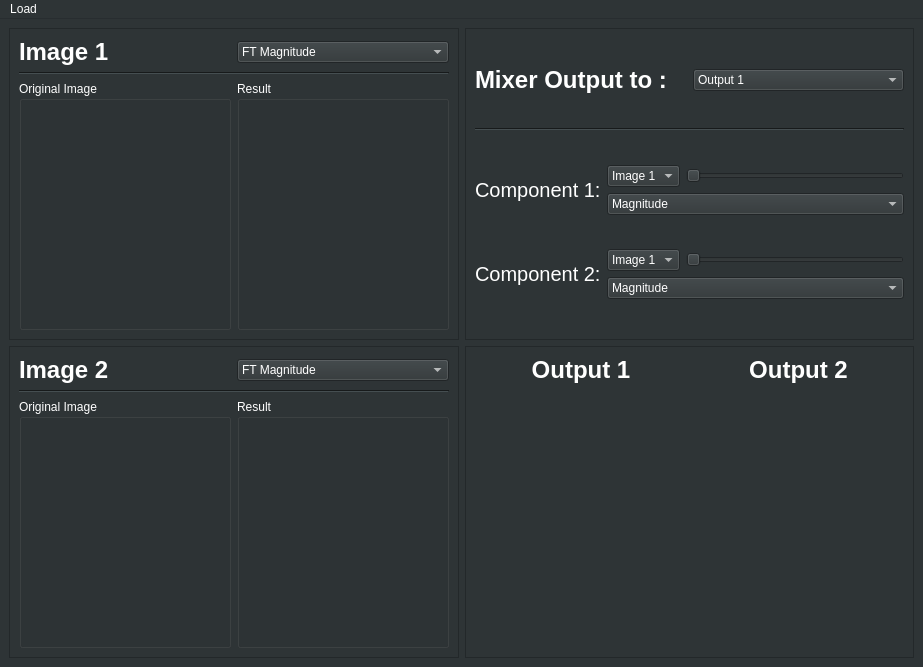
This is imageMixer.ui in AMahdy98/ImageMixerPYQT as Qt 5 draws it before an edit. The edited form follows.
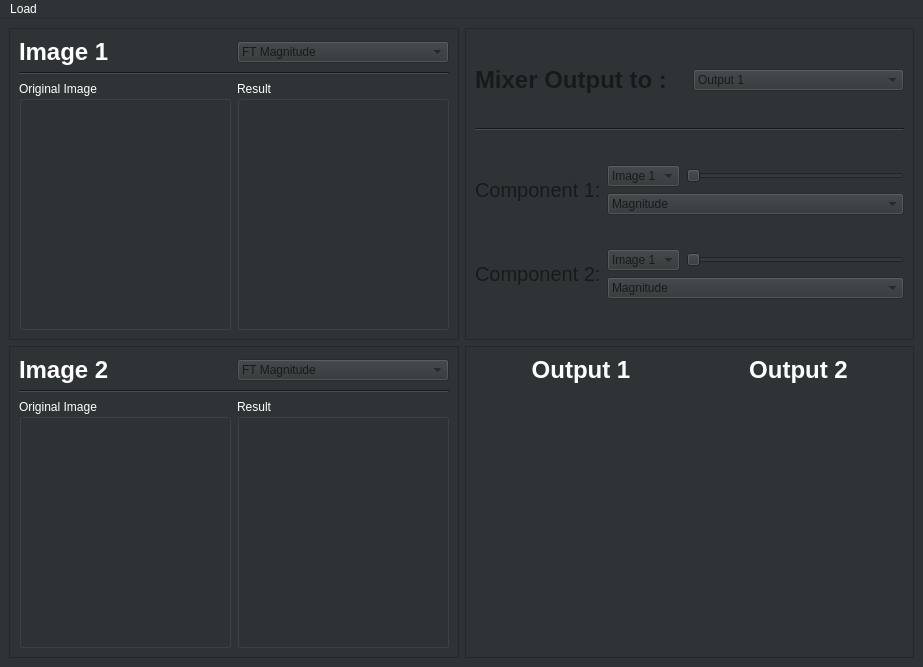
This is the edited form. Custom widgets are drawn as their Qt base class.

Commit message: Show component of image

Patch:
```diff
--- a/imageMixer.ui
+++ b/imageMixer.ui
@@ -475,6 +475,9 @@
          </item>
          <item>
           <widget class="QComboBox" name="img1ComboBox">
+           <property name="enabled">
+            <bool>false</bool>
+           </property>
            <item>
             <property name="text">
              <string>FT Magnitude</string>
@@ -524,7 +527,7 @@
            </property>
            <layout class="QHBoxLayout" name="horizontalLayout_5">
             <item>
-             <widget class="ImageView" name="img1Component" native="true">
+             <widget class="ImageView" name="img1Original" native="true">
               <property name="sizePolicy">
                <sizepolicy hsizetype="Preferred" vsizetype="Preferred">
                 <horstretch>0</horstretch>
@@ -552,7 +555,7 @@
            </property>
            <layout class="QHBoxLayout" name="horizontalLayout_6">
             <item>
-             <widget class="ImageView" name="img1Original" native="true">
+             <widget class="ImageView" name="img1Component" native="true">
               <property name="sizePolicy">
                <sizepolicy hsizetype="Preferred" vsizetype="Preferred">
                 <horstretch>0</horstretch>
@@ -571,6 +574,9 @@
     </item>
     <item row="0" column="1">
      <widget class="QFrame" name="mixerLayout">
+      <property name="enabled">
+       <bool>false</bool>
+      </property>
       <property name="sizePolicy">
        <sizepolicy hsizetype="Expanding" vsizetype="Expanding">
         <horstretch>0</horstretch>
@@ -846,6 +852,9 @@
          </item>
          <item>
           <widget class="QComboBox" name="img2ComboBox">
+           <property name="enabled">
+            <bool>false</bool>
+           </property>
            <item>
             <property name="text">
              <string>FT Magnitude</string>
```
The commit also changes 3 other files.
